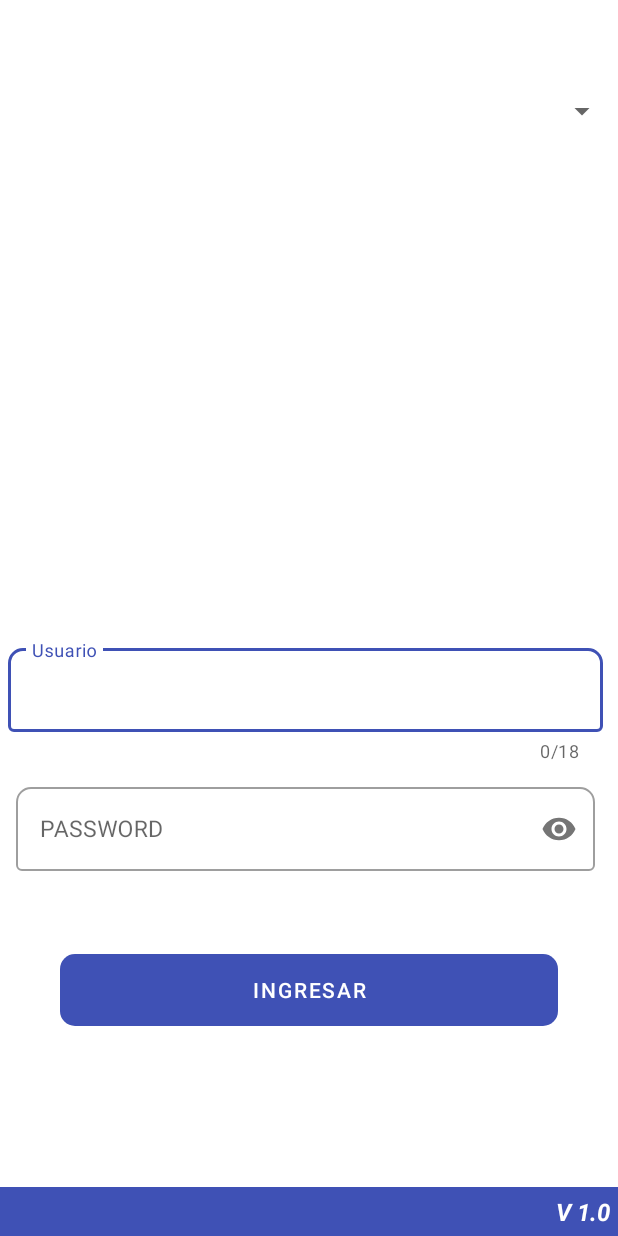
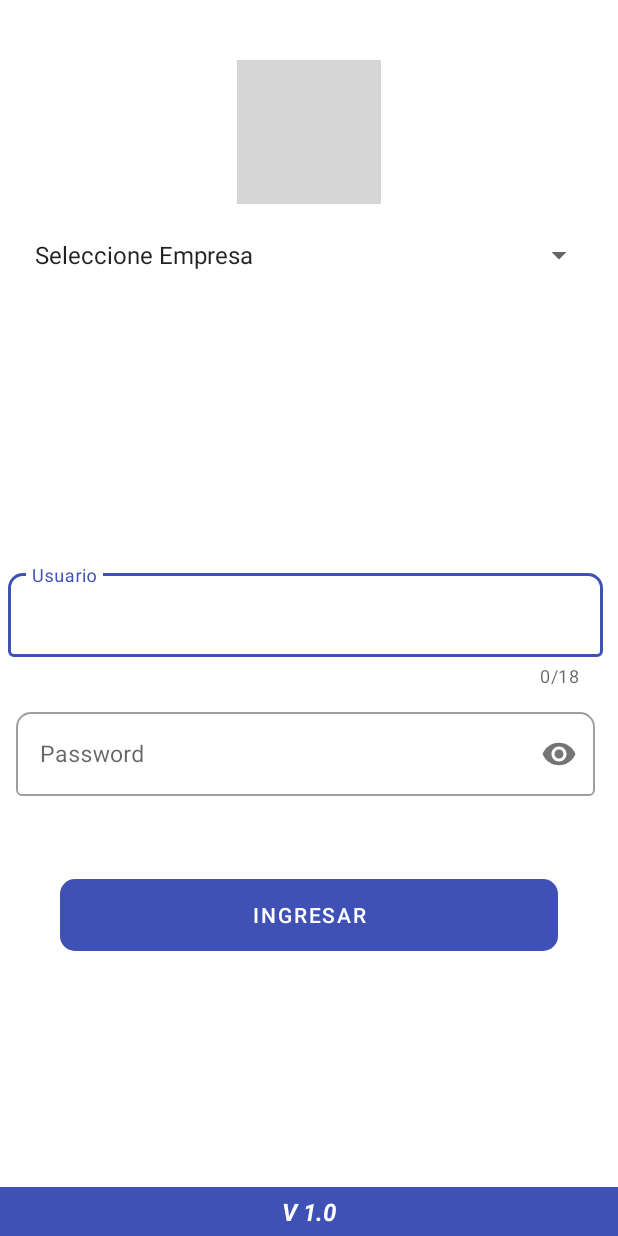
Before and after one commit to soasemapp/Repartidores, an Android app: the screen it shows after launch (MainActivity), on a phone screen of 412 x 824 dp. Run offline under Robolectric (Android 15) with nearby library versions, the phone set to English and light mode, and no system bars; grey boxes are pictures that could not be loaded.

Commit message:
subi imagenes y nombres

```diff
--- a/app/src/main/res/layout/activity_main.xml
+++ b/app/src/main/res/layout/activity_main.xml
@@ -19,6 +19,8 @@
             android:layout_width="match_parent"
             android:layout_height="wrap_content"
             android:layout_marginTop="40dp"
+            android:layout_marginRight="15dp"
+            android:layout_marginLeft="15dp"
             android:orientation="vertical"
             >
 
@@ -30,13 +32,17 @@
                 android:layout_marginBottom="10dp"
                 android:contentDescription="@string/todo"
                 tools:ignore="ImageContrastCheck"
-            tools:srcCompat="@tools:sample/avatars" />
+                app:srcCompat="@drawable/autodis"
+                 />
 
             <Spinner
                 android:layout_width="match_parent"
                 android:layout_height="wrap_content"
+                android:id="@+id/spiner1"
                 android:minHeight="48dp"
-            tools:ignore="SpeakableTextPresentCheck" />
+                tools:ignore="SpeakableTextPresentCheck"
+                android:entries="@array/empresas"
+                />
 
         </LinearLayout>
 
@@ -46,7 +52,7 @@
             android:layout_width="match_parent"
             android:layout_height="match_parent"
             android:orientation="vertical"
-            android:layout_marginBottom="100dp"
+            android:layout_marginBottom="150dp"
             android:gravity="bottom">
 
             <com.google.android.material.textfield.TextInputLayout
@@ -137,7 +143,7 @@
             android:textSize="16sp"
             android:layout_margin="5dp"
             android:textStyle="bold|italic"
-            android:layout_gravity="right"
+            android:layout_gravity="center"
             tools:ignore="RtlHardcoded" />
 
 
--- a/app/src/main/res/values/strings.xml
+++ b/app/src/main/res/values/strings.xml
@@ -2,7 +2,18 @@
     <string name="app_name">respartidores0.1</string>
     <string name="todo">TODO</string>
     <string name="usuario">Usuario</string>
-    <string name="password">PASSWORD</string>
+    <string name="password">Password</string>
     <string name="ingresar">Ingresar</string>
     <string name="v_1_0">V 1.0</string>
+
+
+    <string-array name="empresas">
+        <item>Seleccione Empresa</item>
+        <item>Autodis</item>
+        <item>Vipla</item>
+        <item>Jacve</item>
+        <item>Cecra</item>
+        <item>Guvi</item>
+        <item>Pressa</item>
+    </string-array>
 </resources>
```
Also changed, not shown: app/src/main/java/com/kepler/respartidores01/MainActivity.java (+25 -1 lines), app/src/main/ic_launcher_Usuario-playstore.png (deleted). Lines whose indentation alone changed are shown as unchanged.
